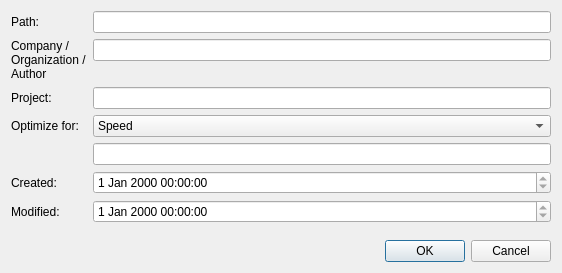
This is src/bp/Tools/IDE/ui/module-properties.ui in akyoto/flua as Qt 5 draws it before an edit. The edited form follows.
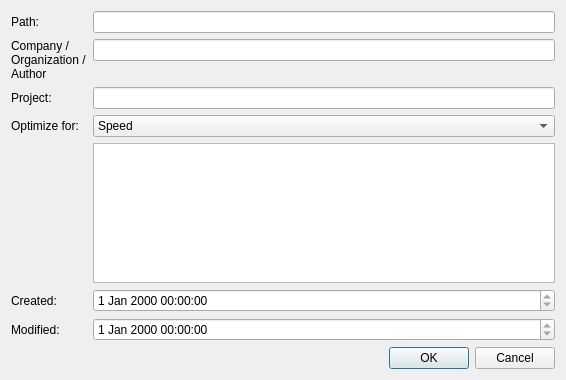
This is the edited form.

Commit message: Improved module property dialog (no effects atm, though)

Patch:
```diff
--- a/src/bp/Tools/IDE/ui/module-properties.ui
+++ b/src/bp/Tools/IDE/ui/module-properties.ui
@@ -6,8 +6,8 @@
    <rect>
     <x>0</x>
     <y>0</y>
-    <width>562</width>
-    <height>273</height>
+    <width>566</width>
+    <height>380</height>
    </rect>
   </property>
   <property name="windowTitle">
@@ -103,13 +103,6 @@
        </property>
       </widget>
      </item>
-     <item row="7" column="1">
-      <widget class="QLineEdit" name="optimizeForExplanation">
-       <property name="readOnly">
-        <bool>true</bool>
-       </property>
-      </widget>
-     </item>
      <item row="10" column="1">
       <widget class="QDateTimeEdit" name="dateModified">
        <property name="whatsThis">
@@ -144,6 +137,16 @@
        </property>
       </widget>
      </item>
+     <item row="7" column="1">
+      <widget class="QPlainTextEdit" name="optimizeForExplanation">
+       <property name="undoRedoEnabled">
+        <bool>false</bool>
+       </property>
+       <property name="readOnly">
+        <bool>true</bool>
+       </property>
+      </widget>
+     </item>
     </layout>
    </item>
    <item>
```
The commit also changes 1 other file.
